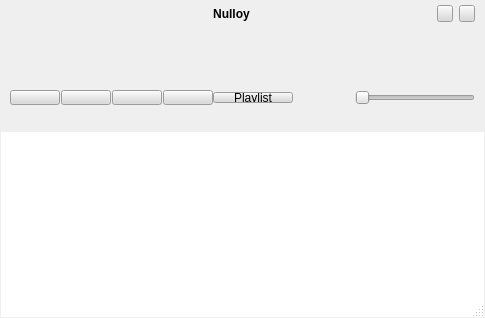
nulloy/nulloy, file src/skins/silver/form.ui: the form before one commit.
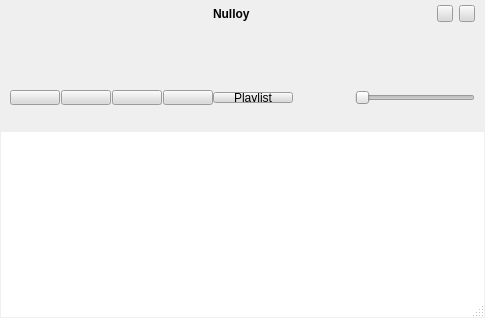
The form after the commit. Icons and pictures are not drawn. Custom widgets are drawn as their Qt base class.

Commit message: silver skin titleLabel alignment fix

```diff
--- a/src/skins/silver/form.ui
+++ b/src/skins/silver/form.ui
@@ -685,7 +685,7 @@
                     <enum>Qt::Horizontal</enum>
                    </property>
                    <property name="sizeType">
-                    <enum>QSizePolicy::Minimum</enum>
+                    <enum>QSizePolicy::Expanding</enum>
                    </property>
                    <property name="sizeHint" stdset="0">
                     <size>
@@ -698,11 +698,17 @@
                  <item>
                   <widget class="NLabel" name="titleLabel">
                    <property name="sizePolicy">
-                    <sizepolicy hsizetype="Ignored" vsizetype="Preferred">
+                    <sizepolicy hsizetype="Minimum" vsizetype="Preferred">
                      <horstretch>0</horstretch>
                      <verstretch>0</verstretch>
                     </sizepolicy>
                    </property>
+                   <property name="minimumSize">
+                    <size>
+                     <width>1</width>
+                     <height>0</height>
+                    </size>
+                   </property>
                    <property name="font">
                     <font>
                      <pointsize>9</pointsize>
@@ -714,7 +720,7 @@
                     <string notr="true">Nulloy</string>
                    </property>
                    <property name="alignment">
-                    <set>Qt::AlignCenter</set>
+                    <set>Qt::AlignLeading|Qt::AlignLeft|Qt::AlignVCenter</set>
                    </property>
                   </widget>
                  </item>
@@ -724,7 +730,7 @@
                     <enum>Qt::Horizontal</enum>
                    </property>
                    <property name="sizeType">
-                    <enum>QSizePolicy::Minimum</enum>
+                    <enum>QSizePolicy::Expanding</enum>
                    </property>
                    <property name="sizeHint" stdset="0">
                     <size>
```
Left out of the diff: 66 changed lines with no effect on the pictures.
